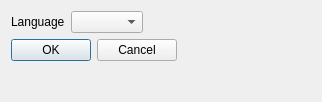
Above: qt/ui/dlg_delete_language.ui from arab-reformed/dubbing-tools before the change. Below: the same form after it.
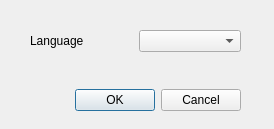
That is the form after the change.

Diff of the .ui file:
```diff
--- a/qt/ui/dlg_delete_language.ui
+++ b/qt/ui/dlg_delete_language.ui
@@ -9,29 +9,51 @@
    <rect>
     <x>0</x>
     <y>0</y>
-    <width>322</width>
-    <height>102</height>
+    <width>274</width>
+    <height>129</height>
    </rect>
   </property>
   <property name="windowTitle">
    <string>Delete Language</string>
   </property>
-  <layout class="QFormLayout" name="formLayout_2">
-   <item row="0" column="0">
-    <layout class="QFormLayout" name="formLayout">
-     <item row="0" column="0">
+  <widget class="QWidget" name="">
+   <property name="geometry">
+    <rect>
+     <x>30</x>
+     <y>30</y>
+     <width>211</width>
+     <height>81</height>
+    </rect>
+   </property>
+   <layout class="QVBoxLayout" name="verticalLayout">
+    <item>
+     <layout class="QHBoxLayout" name="horizontalLayout">
+      <item>
       <widget class="QLabel" name="label">
        <property name="text">
         <string>Language</string>
        </property>
       </widget>
      </item>
-     <item row="0" column="1">
+      <item>
       <widget class="QComboBox" name="cmbLanguage"/>
      </item>
     </layout>
    </item>
-   <item row="1" column="0">
+    <item>
+     <spacer name="verticalSpacer">
+      <property name="orientation">
+       <enum>Qt::Vertical</enum>
+      </property>
+      <property name="sizeHint" stdset="0">
+       <size>
+        <width>20</width>
+        <height>40</height>
+       </size>
+      </property>
+     </spacer>
+    </item>
+    <item>
     <widget class="QDialogButtonBox" name="buttonBox">
      <property name="orientation">
       <enum>Qt::Horizontal</enum>
@@ -42,6 +64,7 @@
     </widget>
    </item>
   </layout>
+  </widget>
  </widget>
  <resources/>
  <connections>
```
Lines whose indentation alone changed are shown as unchanged.
